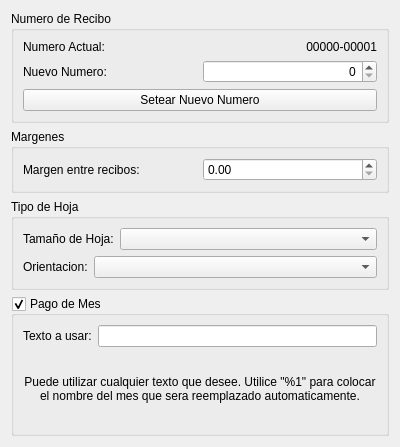
This is trunk/plugins/HiComp/FPrefRecibos.ui in chungote/gestotux as Qt 5 draws it before an edit. The edited form follows.
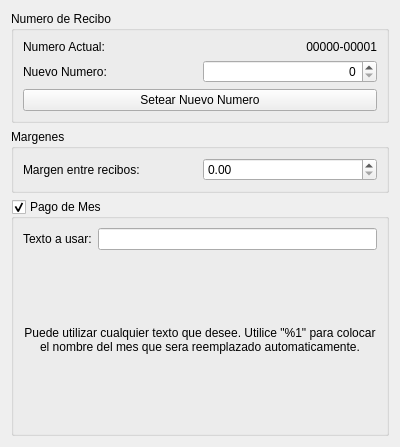
This is the edited form.

Commit message: Actualizada la traduccion de qt en español Actualizado form de configuracion para informes Arreglo de error de colas abiertas en pref de categorias especiales

Patch:
```diff
--- a/trunk/plugins/HiComp/FPrefRecibos.ui
+++ b/trunk/plugins/HiComp/FPrefRecibos.ui
@@ -101,57 +101,6 @@
      </layout>
     </widget>
    </item>
-   <item>
-    <widget class="QGroupBox" name="groupBox_3" >
-     <property name="title" >
-      <string>Tipo de Hoja</string>
-     </property>
-     <layout class="QVBoxLayout" >
-      <item>
-       <layout class="QHBoxLayout" >
-        <item>
-         <widget class="QLabel" name="label_5" >
-          <property name="text" >
-           <string>Tamaño de Hoja:</string>
-          </property>
-         </widget>
-        </item>
-        <item>
-         <widget class="QComboBox" name="CBTam" >
-          <property name="sizePolicy" >
-           <sizepolicy vsizetype="Fixed" hsizetype="MinimumExpanding" >
-            <horstretch>0</horstretch>
-            <verstretch>0</verstretch>
-           </sizepolicy>
-          </property>
-         </widget>
-        </item>
-       </layout>
-      </item>
-      <item>
-       <layout class="QHBoxLayout" >
-        <item>
-         <widget class="QLabel" name="label_6" >
-          <property name="text" >
-           <string>Orientacion:</string>
-          </property>
-         </widget>
-        </item>
-        <item>
-         <widget class="QComboBox" name="CBOrientacion" >
-          <property name="sizePolicy" >
-           <sizepolicy vsizetype="Fixed" hsizetype="MinimumExpanding" >
-            <horstretch>0</horstretch>
-            <verstretch>0</verstretch>
-           </sizepolicy>
-          </property>
-         </widget>
-        </item>
-       </layout>
-      </item>
-     </layout>
-    </widget>
-   </item>
    <item>
     <widget class="QGroupBox" name="GBPagoMes" >
      <property name="title" >
```
The commit also changes 34 other files.
